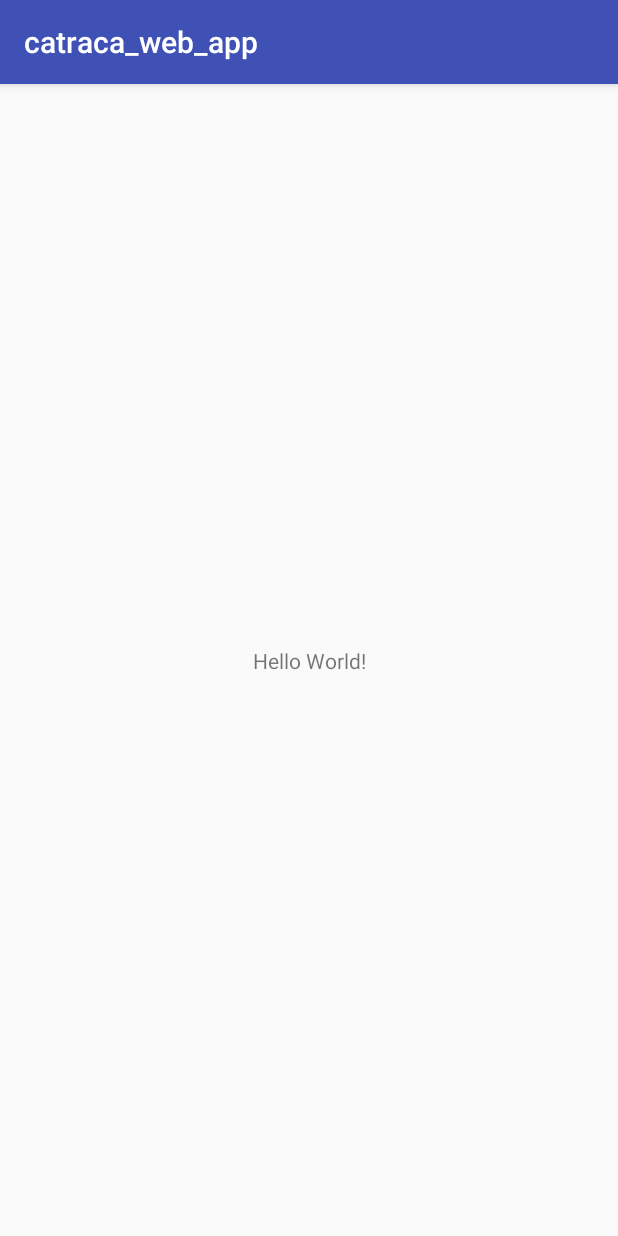
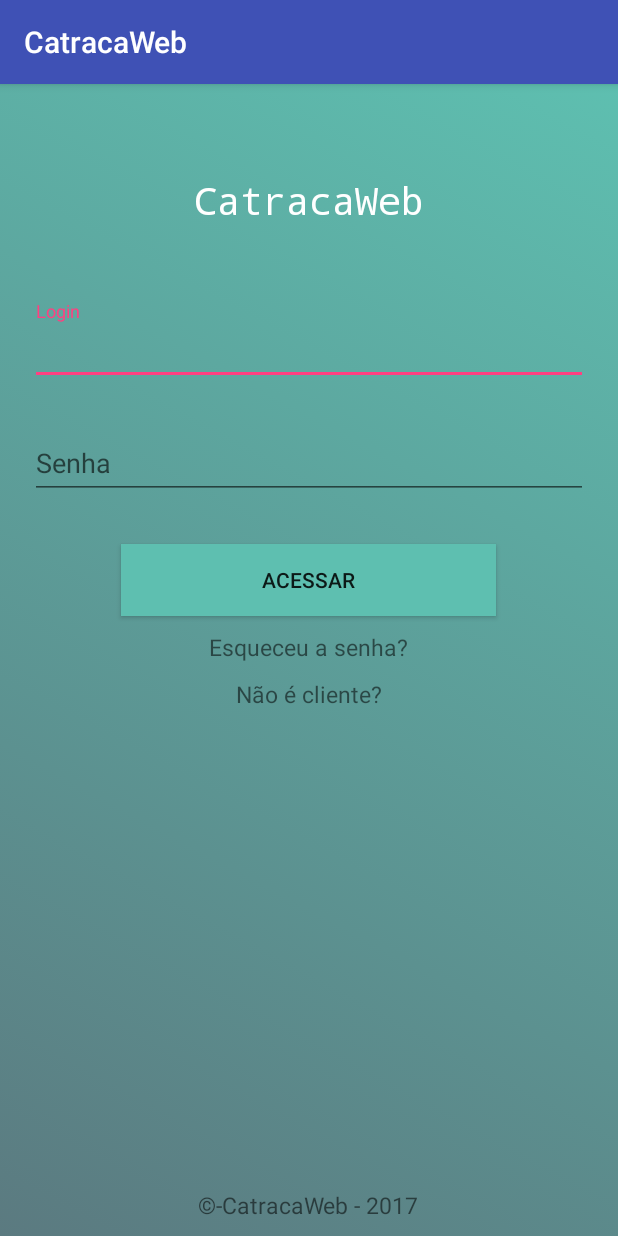
Before and after one commit to rafafreitas/catraca_web_app, an Android app: the screen it shows after launch (MainActivity), on a phone screen of 412 x 824 dp. Run offline under Robolectric (Android 15) with nearby library versions, the phone set to English and light mode, and no system bars.

Commit message:
Criação da tela de Login.

```diff
--- a/app/build.gradle
+++ b/app/build.gradle
@@ -25,4 +25,5 @@ dependencies {
     testImplementation 'junit:junit:4.12'
     androidTestImplementation 'com.android.support.test:runner:1.0.1'
     androidTestImplementation 'com.android.support.test.espresso:espresso-core:3.0.1'
+    compile 'com.android.support:design:26.1.0'
 }
--- /dev/null
+++ b/app/src/main/res/drawable/main_background_selector.xml
@@ -0,0 +1,12 @@
+<?xml version="1.0" encoding="utf-8"?>
+<selector xmlns:android="http://schemas.android.com/apk/res/android">
+    <item>
+        <shape>
+            <gradient
+                android:angle="45"
+                android:startColor="#5b7a80"
+                android:endColor="#5EBFB0"
+                android:type="linear" />
+        </shape>
+    </item>
+</selector>
--- a/app/src/main/res/layout/activity_main.xml
+++ b/app/src/main/res/layout/activity_main.xml
@@ -1,18 +1,112 @@
 <?xml version="1.0" encoding="utf-8"?>
-<android.support.constraint.ConstraintLayout xmlns:android="http://schemas.android.com/apk/res/android"
-    xmlns:app="http://schemas.android.com/apk/res-auto"
+<LinearLayout
+    android:orientation="vertical"
+    xmlns:android="http://schemas.android.com/apk/res/android"
     xmlns:tools="http://schemas.android.com/tools"
     android:layout_width="match_parent"
     android:layout_height="match_parent"
+    android:background="@drawable/main_background_selector"
+    android:padding="10dp"
     tools:context="com.example.rafael.catraca_web_app.MainActivity">
+
+    <RelativeLayout
+        android:layout_width="match_parent"
+        android:layout_height="wrap_content">
+
+        <TextView
+            android:id="@+id/txt"
+            android:layout_width="match_parent"
+            android:layout_height="wrap_content"
+            android:fontFamily="monospace"
+            android:gravity="center"
+            android:text="@string/app_name_ok"
+            android:textColor="@color/colorWhite"
+            android:textSize="25dp"
+            android:layout_marginTop="50dp"
+            />
+    </RelativeLayout>
+
+    <android.support.design.widget.TextInputLayout
+        android:id="@+id/input_layout_login"
+        android:layout_width="match_parent"
+        android:layout_height="wrap_content"
+        android:layout_marginTop="50dp"
+        android:paddingRight="10dp"
+        android:paddingLeft="10dp"
+        >
+
+        <EditText
+            android:id="@+id/input_login"
+            android:layout_width="match_parent"
+            android:layout_height="wrap_content"
+            android:hint="@string/hint_login"
+            android:textColorHint="@color/colorAccent"
+            android:textColor="@color/colorWhite"
+            />
+
+    </android.support.design.widget.TextInputLayout>
+
+    <android.support.design.widget.TextInputLayout
+        android:id="@+id/input_layout_password"
+        android:layout_width="match_parent"
+        android:layout_height="wrap_content"
+        android:layout_marginTop="20dp"
+        android:paddingRight="10dp"
+        android:paddingLeft="10dp"
+        >
+
+        <EditText
+            android:id="@+id/input_pass"
+            android:layout_width="match_parent"
+            android:layout_height="wrap_content"
+            android:hint="@string/hint_pass"
+            android:textColorHint="@color/colorWhite"
+            />
+
+    </android.support.design.widget.TextInputLayout>
+
+    <Button
+        android:layout_width="250dp"
+        android:layout_height="wrap_content"
+        android:layout_gravity="center"
+        android:text="@string/btn_access"
+        android:background="@color/color_btn"
+        android:layout_marginTop="30dp"
+
+        />
+    <TextView
+        android:layout_width="wrap_content"
+        android:layout_height="wrap_content"
+        android:layout_gravity="center"
+        android:layout_marginTop="10dp"
+        android:textSize="7pt"
+        android:text="@string/btn_forgot"/>
 
     <TextView
         android:layout_width="wrap_content"
         android:layout_height="wrap_content"
-        android:text="Hello World!"
-        app:layout_constraintBottom_toBottomOf="parent"
-        app:layout_constraintLeft_toLeftOf="parent"
-        app:layout_constraintRight_toRightOf="parent"
-        app:layout_constraintTop_toTopOf="parent" />
+        android:layout_gravity="center"
+        android:layout_marginTop="10dp"
+        android:textSize="7pt"
+        android:text="@string/btn_new_client"/>
 
-</android.support.constraint.ConstraintLayout>
+    <RelativeLayout
+        android:layout_width="wrap_content"
+        android:layout_height="match_parent"
+        android:layout_gravity="center">
+
+        <TextView
+            android:layout_width="wrap_content"
+            android:layout_height="wrap_content"
+            android:layout_alignParentBottom="true"
+            android:textSize="7pt"
+
+            android:text="@string/info_copyright"/>
+
+    </RelativeLayout>
+
+
+
+
+
+</LinearLayout>
--- a/app/src/main/res/values/colors.xml
+++ b/app/src/main/res/values/colors.xml
@@ -1,6 +1,11 @@
 <?xml version="1.0" encoding="utf-8"?>
 <resources>
+    <color name="colorWhite">#FFFFFF</color>
     <color name="colorPrimary">#3F51B5</color>
     <color name="colorPrimaryDark">#303F9F</color>
     <color name="colorAccent">#FF4081</color>
+    <!-- Padrões -->
+    <!--color name="color_back">#5b7a80</color-->
+    <color name="color_back">#5b7a80</color>
+    <color name="color_btn">#5EBFB0</color>
 </resources>
--- a/app/src/main/res/values/strings.xml
+++ b/app/src/main/res/values/strings.xml
@@ -1,3 +1,24 @@
 <resources>
-    <string name="app_name">catraca_web_app</string>
+    <!-- Inputs -->
+    <string name="app_name">CatracaWeb</string>
+    <string name="app_name_ok">CatracaWeb</string>
+    <!-- Inputs -->
+    <string name="hint_login">Login</string>
+    <string name="hint_pass">Senha</string>
+    <string name="hint_date">Data de Nascimento</string>
+    <string name="hint_email">E-Mail</string>
+    <!-- Botões -->
+    <string name="btn_access">Acessar</string>
+    <string name="btn_forgot">Esqueceu a senha?</string>
+    <string name="btn_new_client">Não é cliente?</string>
+    <string name="btn_reset_pass">Receber nova senha</string>
+    <!-- Avisos -->
+    <string name="info_new_user_01">Novo por aqui?</string>
+    <string name="info_new_user_02">Obrigado!</string>
+    <string name="info_new_user_03">Para utilizar nossos serviços é necessário realizar um pequeno cadastro</string>
+    <string name="info_reset_pass_01">Esqueceu a senha?</string>
+    <string name="info_reset_pass_02">Sem problema</string>
+    <string name="info_reset_pass_03">* Uma nova senha será enviada para seu E-Mail</string>
+    <string name="info_copyright">©-CatracaWeb - 2017</string>
+
 </resources>
```
